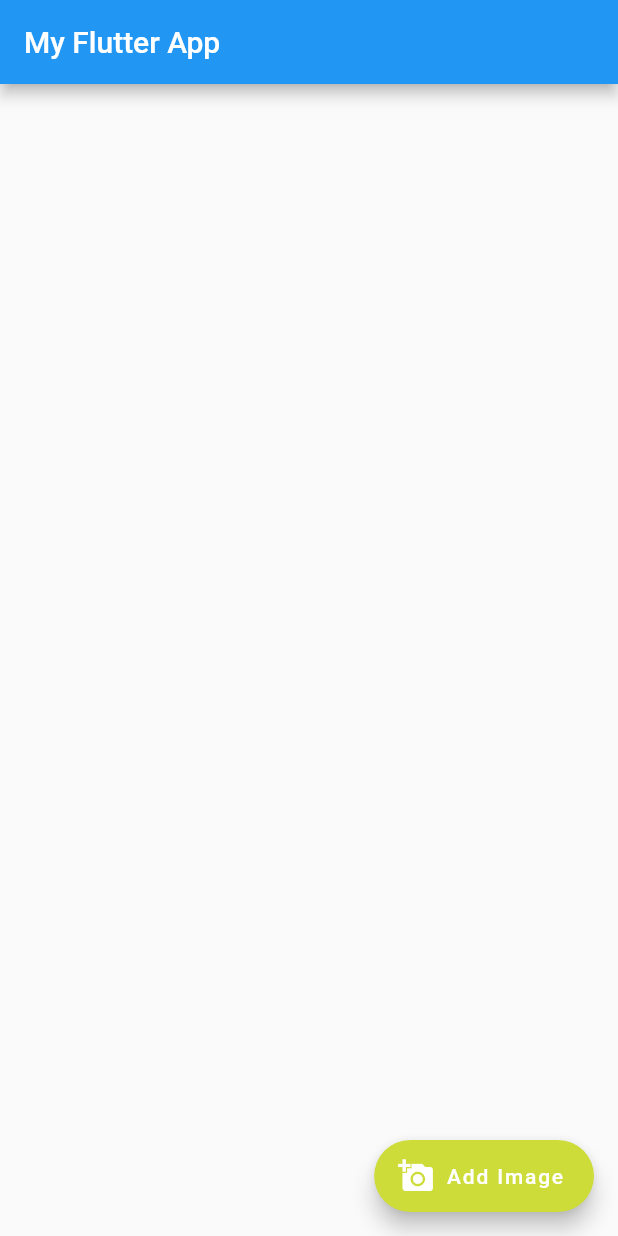
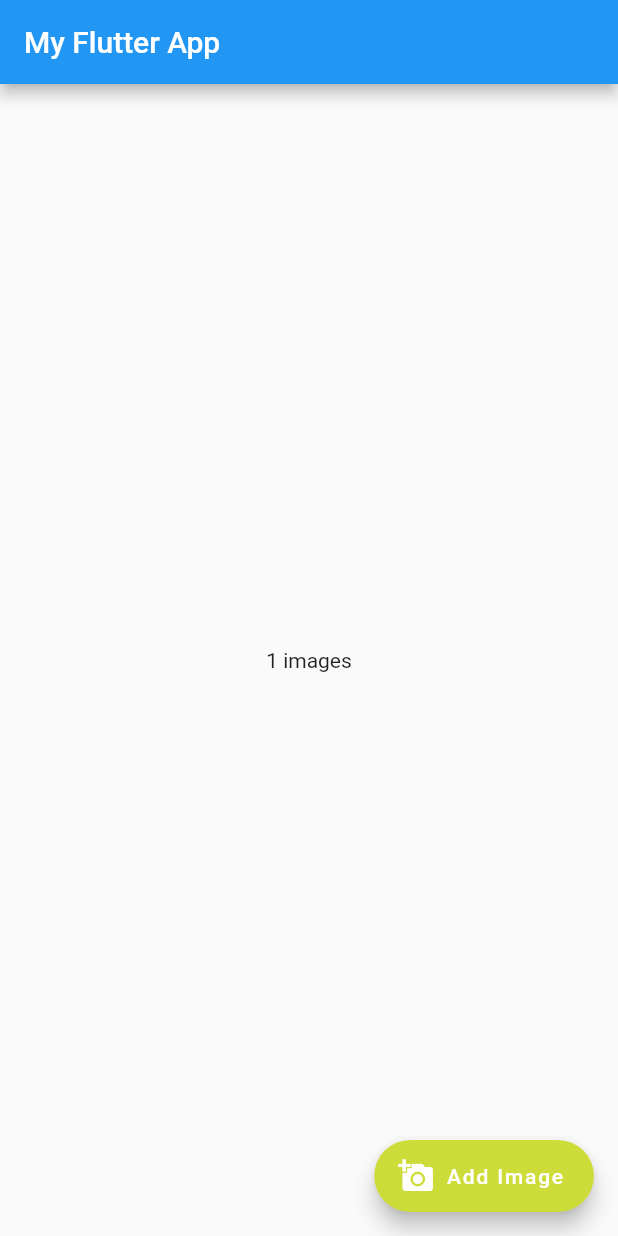
Before and after one commit to Andrew-Shal/dart_course, a Flutter app: the screen it shows after launch, after a tap on "Add Image", on a phone screen of 412 x 824 dp. Run offline on Flutter 3.47's test engine with Material 2 defaults, Android fonts, the phone set to English and light mode, and no system bars.

Commit message:
converted app widget to statful widget, add a counter on add image button click, the counter is the state that is managed.

```diff
--- a/5/pics/lib/main.dart
+++ b/5/pics/lib/main.dart
@@ -1,29 +1,11 @@
 // need to import helper library
-// from flutter to get contetn on the screen
+// from flutter to get content on the screen
+// Import our custom widget
 import 'package:flutter/material.dart';
+import 'src/app.dart';
 
 // Define a 'main' function to run when our app starts
 void main() {
-  // Create a new text widget to show some text on the screen
-  var app = MaterialApp(
-    home: Scaffold(
-      appBar: AppBar(
-        title: Text('My Flutter App'),
-      ),
-      floatingActionButton: FloatingActionButton.extended(
-        onPressed: () {
-          // add on pressed code here
-          print('floating button pressed!');
-        },
-        label: Text('Add Image'),
-        icon: Icon(
-          Icons.add_a_photo,
-        ),
-        backgroundColor: Colors.lime,
-      ),
-    ),
-  );
   // Take that widget and get it on the screen
-
-  runApp(app);
+  runApp(App());
 }
--- a/5/pics/lib/src/app.dart
+++ b/5/pics/lib/src/app.dart
@@ -2,7 +2,47 @@
 import 'package:flutter/material.dart';
 
 // Create a class that will be our custom widget
-// This class must extend the 'StatelessWidget' base class
+// This class must extend the 'StatefulWidget' base class
+// this has a _counter state
+class App extends StatefulWidget {
+  const App({Key key}) : super(key: key);
+
+  @override
+  _AppState createState() => _AppState();
+}
+
+// the logic for the stateful widget
+class _AppState extends State<App> {
+  // instance var that will change over time
+  int _counter = 0;
+
+  @override
+  Widget build(context) {
+    return MaterialApp(
+      home: Scaffold(
+        appBar: AppBar(
+          title: Text('My Flutter App'),
+        ),
+        body: Center(
+          child: Text('$_counter images'),
+        ),
+        floatingActionButton: FloatingActionButton.extended(
+          onPressed: () {
+            // add on pressed code here
+            setState(() {
+              _counter += 1;
+            });
+          },
+          label: Text('Add Image'),
+          icon: Icon(
+            Icons.add_a_photo,
+          ),
+          backgroundColor: Colors.lime,
+        ),
+      ),
+    );
+  }
+}
 
 // Must define a 'build' method that returns
 // the widget that *this* widget will show
```
